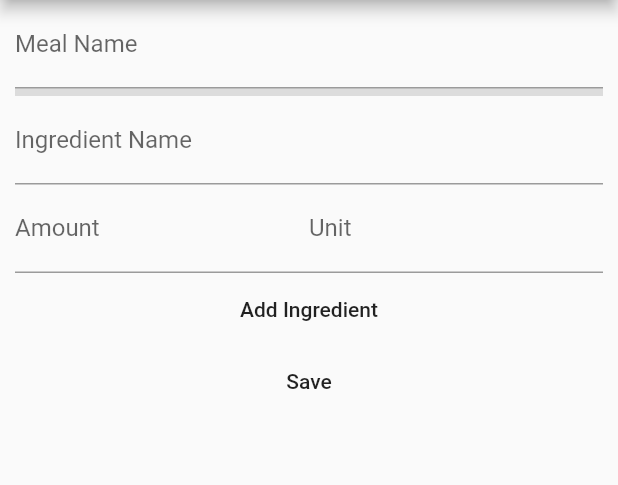
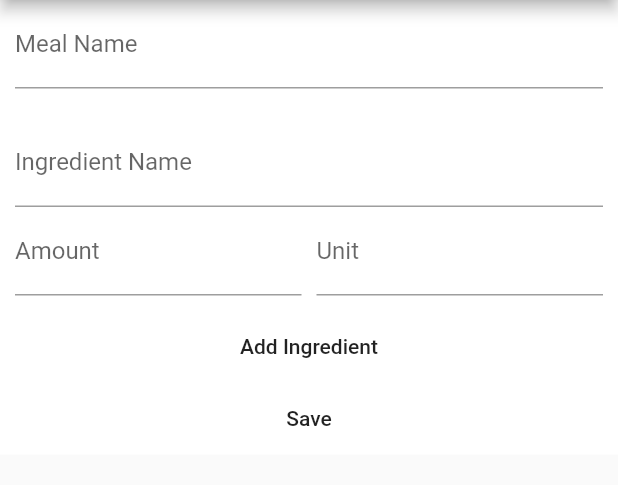
Before and after one commit to krusek/mealplan, a Flutter app: the CreateMealWidget screen opened by its route, after a tap on "Add Ingredient", on a phone screen of 412 x 824 dp, the part 84-569 px from its top. Run offline on Flutter 3.47's test engine with Material 2 defaults, Android fonts, the phone set to English and light mode, and no system bars; our stand-ins replace cloud_firestore, firebase_core, rxdart; accounts and stored records are empty; statements that could not run were skipped.

Commit message:
add some padding and animation

```diff
--- a/lib/ui/create_meal_widget.dart
+++ b/lib/ui/create_meal_widget.dart
@@ -12,8 +12,11 @@ class CreateMealWidget extends StatelessWidget {
 
   @override
   Widget build(BuildContext context) {
-    return SingleChildScrollView(
-          child: Padding(padding: EdgeInsets.symmetric(horizontal: 10.0), child: CreateMealForm(meal: this.meal))
+    return Container(
+      decoration: BoxDecoration(color: Colors.white),
+      child: SingleChildScrollView(
+        child: CreateMealForm(meal: this.meal)
+      ),
     );
   }
 
@@ -30,10 +33,9 @@ class CreateMealForm extends StatefulWidget {
   State<StatefulWidget> createState() {
     return CreateMealFormState(meal);
   }
-
 }
 
-class CreateMealFormState extends State<CreateMealForm> {
+class CreateMealFormState extends State<CreateMealForm> with TickerProviderStateMixin {
   final _formKey = GlobalKey<FormState>();
   final String id;
   final List<MutableIngredient> ingredients = [];
@@ -52,7 +54,9 @@ class CreateMealFormState extends State<CreateMealForm> {
       key: _formKey,
       child: Column(
         children: [
-            TextFormField(
+          Padding(
+            padding: EdgeInsets.fromLTRB(10.0, 0.0, 10.0, 10.0),
+            child: TextFormField(
               initialValue: name ?? "",
               validator: (string) => string.isEmpty ? "Meal name required" : null,
               onSaved: (value) => this.name = value,
@@ -61,8 +65,19 @@ class CreateMealFormState extends State<CreateMealForm> {
                 hintText: "Meal Name",
               ),
             ),
-            Column(
-              children: ingredients.map((ingredient) => CreateIngredientContainer(ingredient: ingredient, key: Key(ingredient.id))).toList()
+          ),
+          AnimatedSize(
+            duration: Duration(milliseconds: 200),
+            vsync: this,
+            alignment: Alignment.topCenter,
+            child: Column(
+              children: ingredients.map((ingredient) {
+                return Padding(
+                  padding: EdgeInsets.all(10.0),
+                  child:CreateIngredientContainer(ingredient: ingredient, key: Key(ingredient.id))
+                );
+              }).toList()
+            ),
           ),
           FlatButton(
             child: Text("Add Ingredient"),
@@ -102,11 +117,6 @@ class CreateIngredientContainer extends StatelessWidget {
   Widget build(BuildContext context) {
     return Column(
       children: [
-        Container(
-          width: double.infinity,
-          height: 5.0,
-          color: Colors.black12,
-        ),
         TextFormField(
           initialValue: ingredient.name,
           decoration: InputDecoration(labelText: "Ingredient Name"),
@@ -119,6 +129,9 @@ class CreateIngredientContainer extends StatelessWidget {
               decoration: InputDecoration(labelText: "Amount"),
               onSaved: (value) => ingredient.requiredAmount = value,
             )),
+            Container(
+              width: 10.0,
+            ),
             Flexible(child: TextFormField(
               initialValue: ingredient.unit,
               decoration: InputDecoration(labelText: "Unit"),
```
Lines whose indentation alone changed are shown as unchanged.
